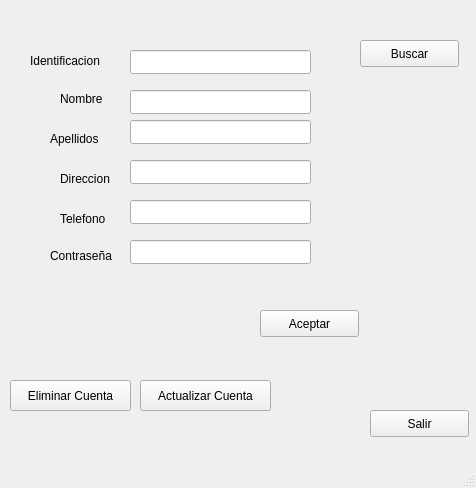
First picture: the form in Registro.ui, repository yohannyvs/Tienda_Python_Mysql_QT4, before the edit.
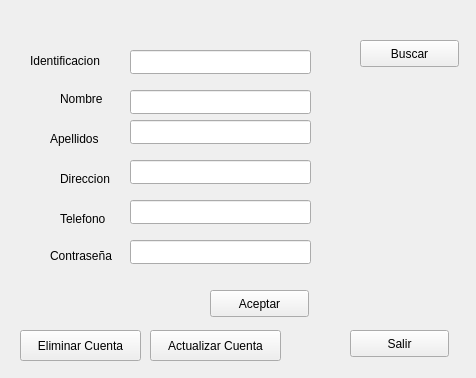
Second picture: the form after the edit.

Commit message: registro usuario

Diff of the .ui file:
```diff
--- a/Registro.ui
+++ b/Registro.ui
@@ -7,7 +7,7 @@
     <x>0</x>
     <y>0</y>
     <width>476</width>
-    <height>488</height>
+    <height>378</height>
    </rect>
   </property>
   <property name="windowTitle">
@@ -17,8 +17,8 @@
    <widget class="QPushButton" name="btnAceptar">
     <property name="geometry">
      <rect>
-      <x>260</x>
-      <y>310</y>
+      <x>210</x>
+      <y>290</y>
       <width>99</width>
       <height>27</height>
      </rect>
@@ -108,8 +108,8 @@
    <widget class="QPushButton" name="btnSalir">
     <property name="geometry">
      <rect>
-      <x>370</x>
-      <y>410</y>
+      <x>350</x>
+      <y>330</y>
       <width>99</width>
       <height>27</height>
      </rect>
@@ -121,8 +121,8 @@
    <widget class="QPushButton" name="btnEliminarCuenta">
     <property name="geometry">
      <rect>
-      <x>10</x>
-      <y>380</y>
+      <x>20</x>
+      <y>330</y>
       <width>121</width>
       <height>31</height>
      </rect>
@@ -134,8 +134,8 @@
    <widget class="QPushButton" name="btnActualizarCuenta">
     <property name="geometry">
      <rect>
-      <x>140</x>
-      <y>380</y>
+      <x>150</x>
+      <y>330</y>
       <width>131</width>
       <height>31</height>
      </rect>
@@ -218,17 +218,6 @@
     </property>
    </widget>
   </widget>
-  <widget class="QMenuBar" name="menubar">
-   <property name="geometry">
-    <rect>
-     <x>0</x>
-     <y>0</y>
-     <width>476</width>
-     <height>22</height>
-    </rect>
-   </property>
-  </widget>
-  <widget class="QStatusBar" name="statusbar"/>
  </widget>
  <resources/>
  <connections/>
```
The commit also changes 2 other files.
